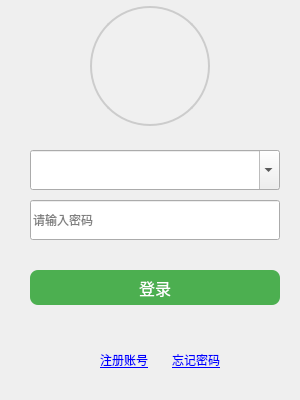
The window that Client/ui/LoginDialog.ui (mint142344/WeChat) describes before a commit, drawn with Qt 5.
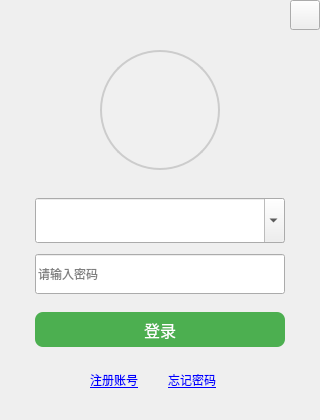
The same window after the commit.

Patch:
```diff
--- a/Client/ui/LoginDialog.ui
+++ b/Client/ui/LoginDialog.ui
@@ -6,8 +6,8 @@
    <rect>
     <x>0</x>
     <y>0</y>
-    <width>300</width>
-    <height>400</height>
+    <width>320</width>
+    <height>420</height>
    </rect>
   </property>
   <property name="sizePolicy">
@@ -18,14 +18,14 @@
   </property>
   <property name="minimumSize">
    <size>
-    <width>300</width>
-    <height>400</height>
+    <width>320</width>
+    <height>420</height>
    </size>
   </property>
   <property name="maximumSize">
    <size>
-    <width>300</width>
-    <height>400</height>
+    <width>320</width>
+    <height>420</height>
    </size>
   </property>
   <property name="windowTitle">
@@ -34,8 +34,8 @@
   <widget class="QLabel" name="label_avatar">
    <property name="geometry">
     <rect>
-     <x>90</x>
-     <y>6</y>
+     <x>100</x>
+     <y>50</y>
      <width>120</width>
      <height>120</height>
     </rect>
@@ -64,8 +64,8 @@
   <widget class="QLineEdit" name="lineEdit_password">
    <property name="geometry">
     <rect>
-     <x>30</x>
-     <y>200</y>
+     <x>35</x>
+     <y>254</y>
      <width>250</width>
      <height>40</height>
     </rect>
@@ -92,8 +92,8 @@
   <widget class="QPushButton" name="pushButton_login">
    <property name="geometry">
     <rect>
-     <x>30</x>
-     <y>270</y>
+     <x>35</x>
+     <y>312</y>
      <width>250</width>
      <height>35</height>
     </rect>
@@ -128,8 +128,8 @@
   <widget class="QLabel" name="label_register">
    <property name="geometry">
     <rect>
-     <x>100</x>
-     <y>350</y>
+     <x>90</x>
+     <y>370</y>
      <width>60</width>
      <height>20</height>
     </rect>
@@ -153,8 +153,8 @@
   <widget class="QLabel" name="label_forgot_password">
    <property name="geometry">
     <rect>
-     <x>160</x>
-     <y>350</y>
+     <x>156</x>
+     <y>370</y>
      <width>60</width>
      <height>20</height>
     </rect>
@@ -181,16 +181,16 @@
   <widget class="QComboBox" name="comboBox_username">
    <property name="geometry">
     <rect>
-     <x>30</x>
-     <y>150</y>
+     <x>35</x>
+     <y>198</y>
      <width>250</width>
-     <height>40</height>
+     <height>50</height>
     </rect>
    </property>
    <property name="minimumSize">
     <size>
      <width>250</width>
-     <height>40</height>
+     <height>45</height>
     </size>
    </property>
    <property name="maximumSize">
@@ -206,6 +206,37 @@
     <string/>
    </property>
   </widget>
+  <widget class="QPushButton" name="button_close">
+   <property name="geometry">
+    <rect>
+     <x>290</x>
+     <y>0</y>
+     <width>30</width>
+     <height>30</height>
+    </rect>
+   </property>
+   <property name="sizePolicy">
+    <sizepolicy hsizetype="Fixed" vsizetype="Fixed">
+     <horstretch>0</horstretch>
+     <verstretch>0</verstretch>
+    </sizepolicy>
+   </property>
+   <property name="minimumSize">
+    <size>
+     <width>30</width>
+     <height>30</height>
+    </size>
+   </property>
+   <property name="maximumSize">
+    <size>
+     <width>30</width>
+     <height>30</height>
+    </size>
+   </property>
+   <property name="text">
+    <string/>
+   </property>
+  </widget>
  </widget>
  <resources/>
  <connections/>
```
Left out of the diff: 19 changed lines with no effect on the pictures.
